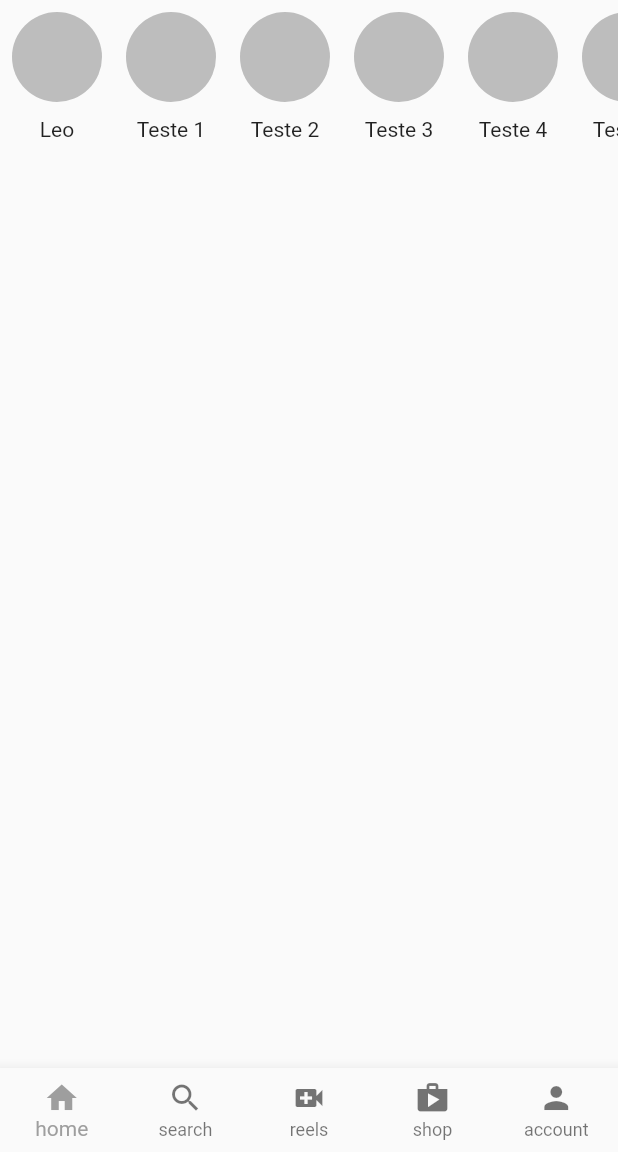
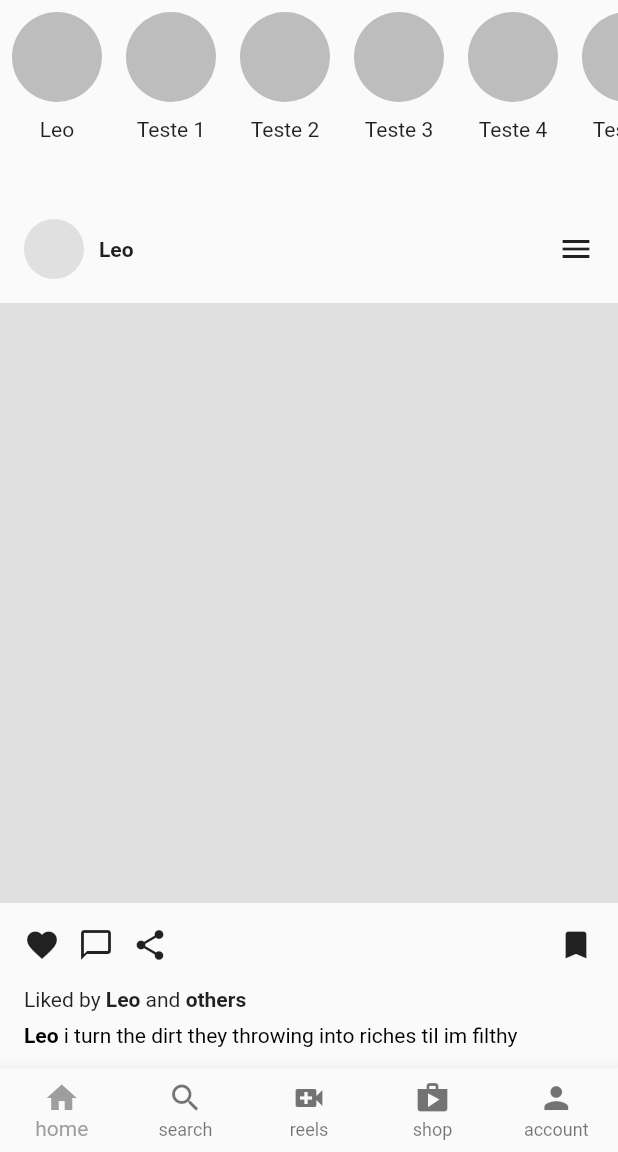
Before and after one commit to leo-vieiraa/instagram_ui_flutter, a Flutter app: the screen it shows after launch, on a phone screen of 412 x 824 dp, the part 84-1236 px from its top. Run offline on Flutter 3.47's test engine with Material 2 defaults, Android fonts, the light colour scheme and no system bars.

Commit message:
created post component and added to home page

```diff
--- a/lib/pages/home.dart
+++ b/lib/pages/home.dart
@@ -1,5 +1,6 @@
 import 'package:flutter/material.dart';
 import 'package:instagram_ui_flutter/util/bubble_stories.dart';
+import 'package:instagram_ui_flutter/util/user_posts.dart';
 
 class UserHome extends StatelessWidget {
   const UserHome({super.key});
@@ -51,8 +52,17 @@ class UserHome extends StatelessWidget {
                   return BubbleStories(text: _userList[index]);
                 },
               ),
+            ),
+            // Body
+            Expanded(
+              child: ListView.builder(
+                scrollDirection: Axis.vertical,
+                itemCount: _userList.length,
+                itemBuilder: (context, index) {
+                  return UserPosts(name: _userList[index]);
+                },
+              ),
             )
-            // Body
           ],
         ));
   }
--- /dev/null
+++ b/lib/util/user_posts.dart
@@ -0,0 +1,112 @@
+import 'package:flutter/material.dart';
+
+class UserPosts extends StatelessWidget {
+  final String name;
+  const UserPosts({super.key, required this.name});
+
+  @override
+  Widget build(BuildContext context) {
+    return Column(
+      crossAxisAlignment: CrossAxisAlignment.start,
+      children: [
+        Padding(
+          padding: const EdgeInsets.all(16.0),
+          child: Row(
+            mainAxisAlignment: MainAxisAlignment.spaceBetween,
+            children: [
+              //profile photo
+              Row(
+                children: [
+                  Container(
+                    width: 40,
+                    height: 40,
+                    decoration: BoxDecoration(
+                      color: Colors.grey[300],
+                      shape: BoxShape.circle,
+                    ),
+                  ),
+                  SizedBox(
+                    width: 10,
+                  ),
+                  Text(
+                    name,
+                    style: TextStyle(fontWeight: FontWeight.bold),
+                  ),
+                ],
+              ),
+              Icon(Icons.menu)
+            ],
+          ),
+        ),
+        Container(
+          height: 400,
+          color: Colors.grey[300],
+        ),
+
+        //buttons and comments
+        Padding(
+          padding: const EdgeInsets.all(16.0),
+          child: Row(
+            mainAxisAlignment: MainAxisAlignment.spaceBetween,
+            children: [
+              Row(
+                children: [
+                  Icon(Icons.favorite),
+                  Padding(
+                    padding: const EdgeInsets.symmetric(horizontal: 12.0),
+                    child: Icon(Icons.chat_bubble_outline),
+                  ),
+                  Icon(Icons.share),
+                ],
+              ),
+              Icon(Icons.bookmark),
+            ],
+          ),
+        ),
+
+        //liked by
+        Padding(
+          padding: const EdgeInsets.only(left: 16.0),
+          child: Row(
+            children: [
+              Text('Liked by '),
+              Text(
+                name,
+                style: TextStyle(fontWeight: FontWeight.bold),
+              ),
+              Text(' and '),
+              Text(
+                'others',
+                style: TextStyle(fontWeight: FontWeight.bold),
+              )
+            ],
+          ),
+        ),
+
+        //caption
+        Padding(
+          padding: const EdgeInsets.only(left: 16.0, top: 8, right: 8),
+          child: RichText(
+            overflow: TextOverflow.ellipsis,
+            text: TextSpan(
+              style: TextStyle(
+                color: Colors.black,
+              ),
+              children: [
+                TextSpan(
+                  text: name,
+                  style: TextStyle(fontWeight: FontWeight.bold),
+                ),
+                TextSpan(
+                  text:
+                      ' i turn the dirt they throwing into riches til im filthy',
+                ),
+              ],
+            ),
+          ),
+        ),
+        //comments
+      ],
+    );
+  }
+}
```
